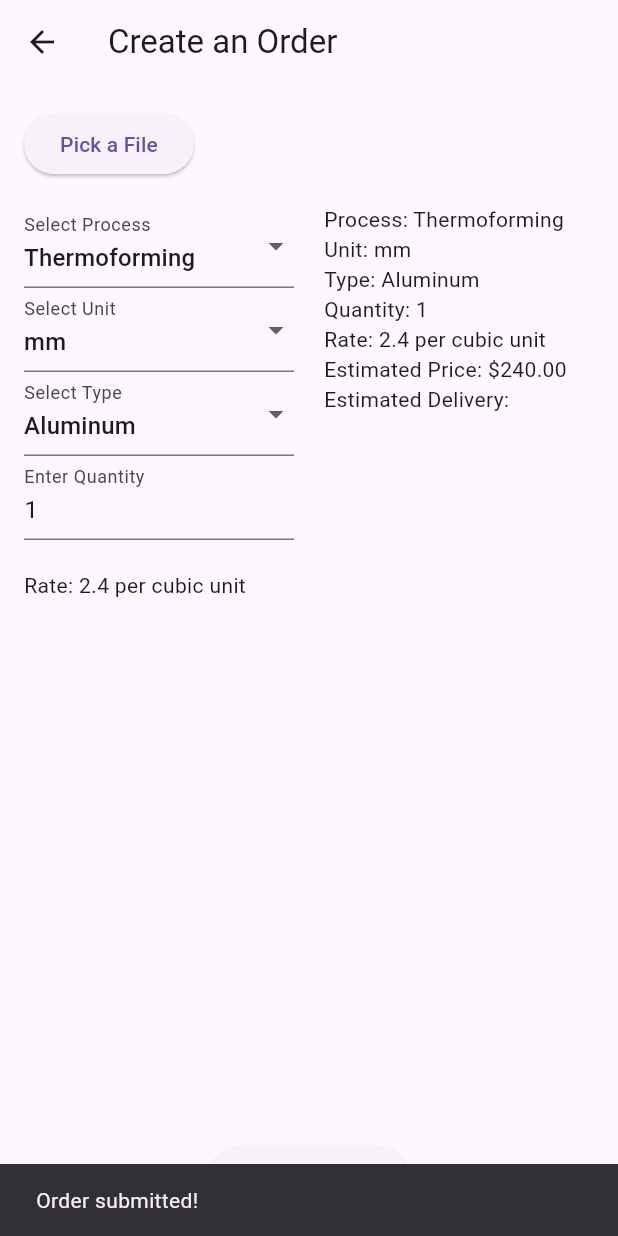
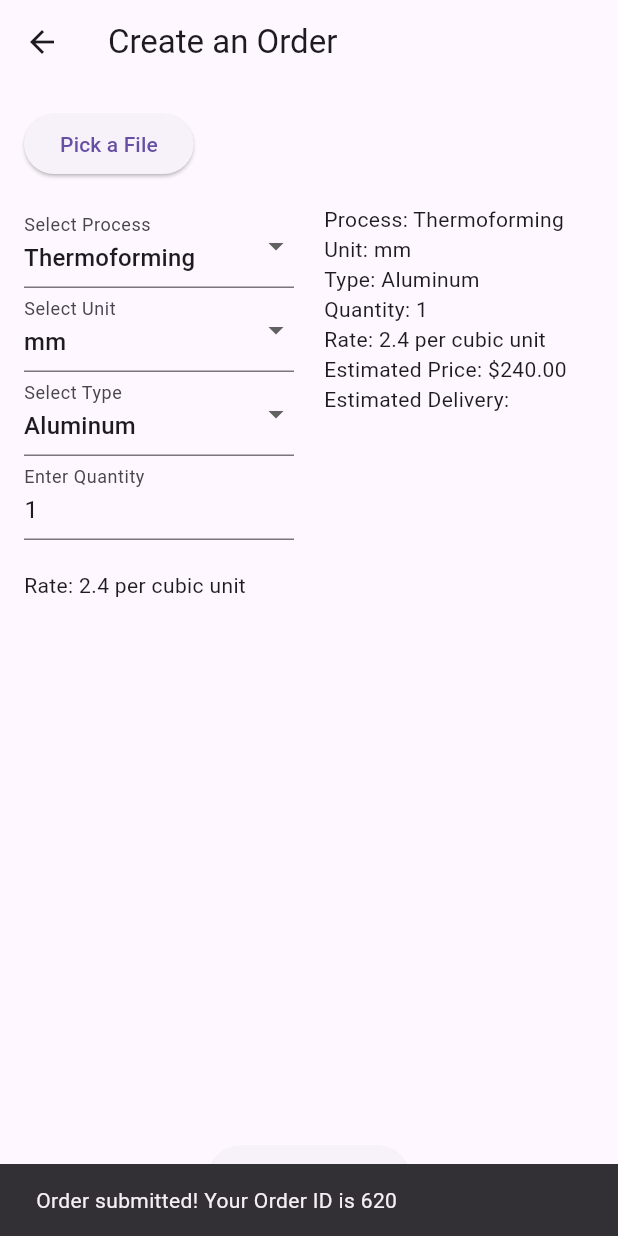
Before and after one commit to jhanel/service_package, a Flutter app: the CreateOrderPage screen opened directly, after a tap on "Submit Order", on a phone screen of 412 x 824 dp. Run offline on Flutter 3.47's test engine with Material 3 defaults, Android fonts, the phone set to English and light mode, and no system bars; our stand-ins replace file_picker, logger, timeline_tile; missing offline and left inert: universal_html.

Commit message:
Main.dart and data.json
Removed manually added order from data.json
Generated a random 3-digit order ID in main.dart

```diff
--- a/project/assets/data.json
+++ b/project/assets/data.json
@@ -43,10 +43,5 @@
          "rate": 4.7,
          "unit": "inches",
          "mtl": "Brass"
-     },
-     {
-         "rate": 3.5,
-         "unit": "mm",
-         "mtl": "Copper"
      }
  ]
--- a/project/lib/main.dart
+++ b/project/lib/main.dart
@@ -6,6 +6,7 @@ import 'dart:convert';
 import 'dart:developer' as developer;
 import 'dart:typed_data';
 import 'package:timeline_tile/timeline_tile.dart';
+import 'dart:math';
 
 void main() {
   runApp(const MyApp());
@@ -211,9 +212,16 @@ class CreateOrderPageState extends State<CreateOrderPage> {
       }
 
       submitNewOrder(newOrder);
-      ScaffoldMessenger.of(context).showSnackBar(
-        const SnackBar(content: Text('Order submitted!')),
-      );
+
+
+      // Generate a random 3-digit order number
+    Random random = Random();
+    int orderNumber = 100 + random.nextInt(900);
+
+    ScaffoldMessenger.of(context).showSnackBar(
+      SnackBar(content: Text('Order submitted! Your Order ID is $orderNumber')),
+    );
+
     }
   }
 
```
